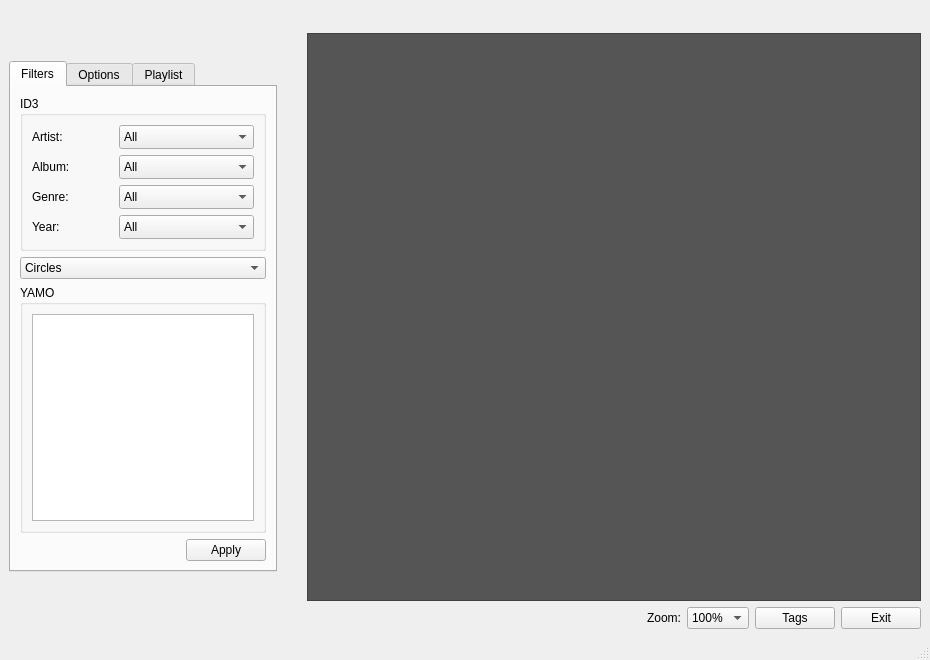
Before: the Qt Designer form trunk/src/MainWindow_beta.ui in andrecaribe/yamo2a, drawn with Qt 5.
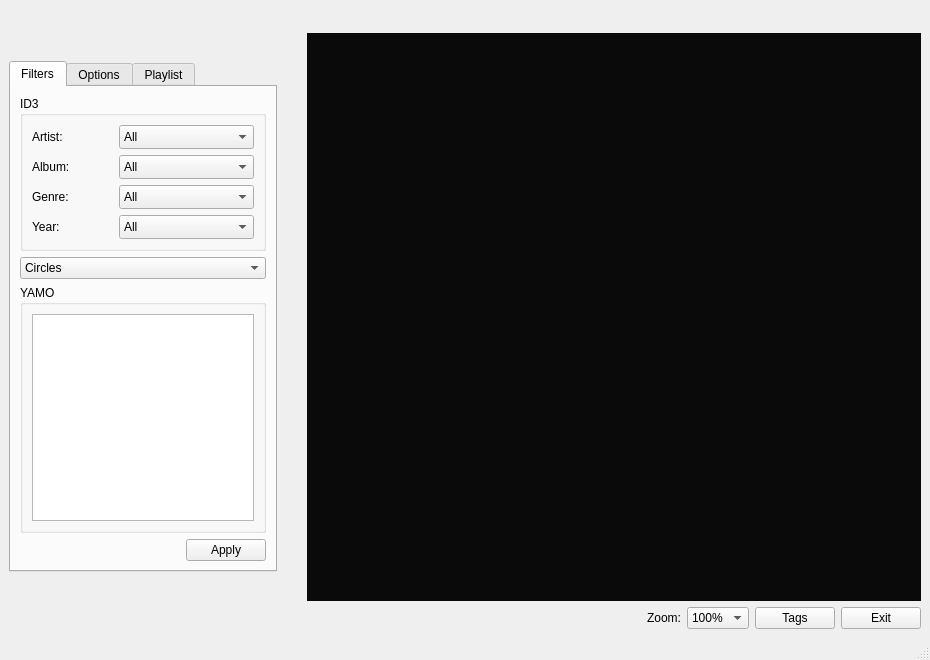
After: the same form once the commit is applied.

```diff
--- a/trunk/src/MainWindow_beta.ui
+++ b/trunk/src/MainWindow_beta.ui
@@ -472,7 +472,7 @@
        <cursorShape>CrossCursor</cursorShape>
       </property>
       <property name="styleSheet">
-       <string>background-color: rgb(85, 85, 85);</string>
+       <string>background-color: rgb(10, 10, 10);</string>
       </property>
       <property name="verticalScrollBarPolicy">
        <enum>Qt::ScrollBarAlwaysOff</enum>
```
Left out of the diff: 2 changed lines with no effect on the pictures.
